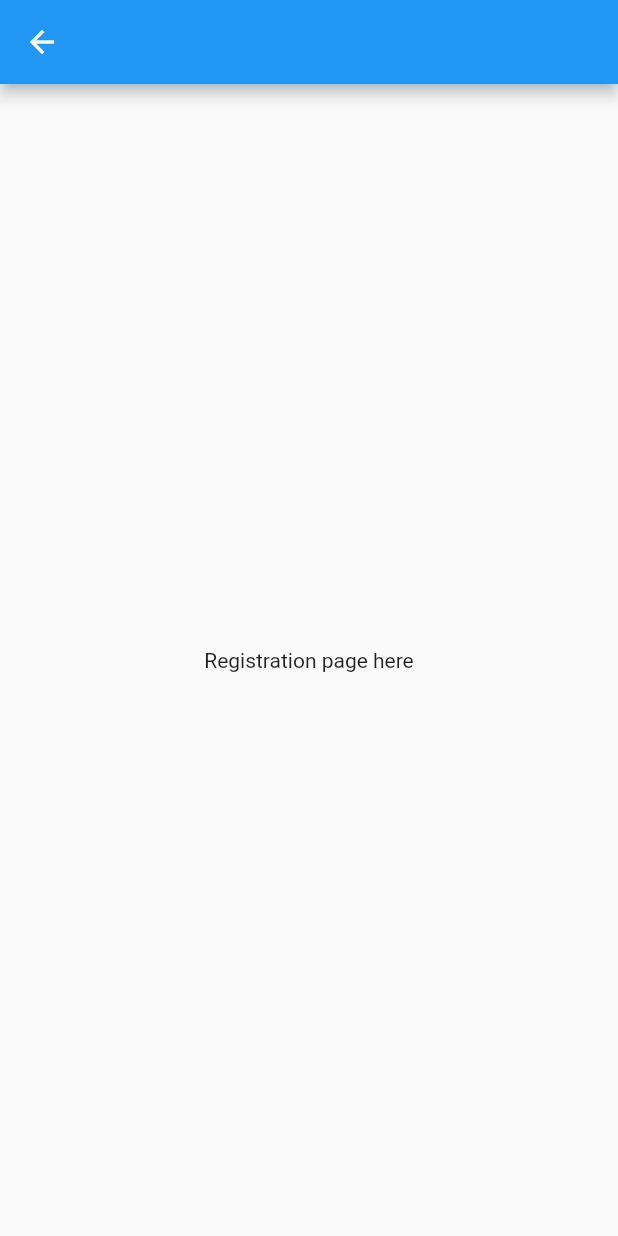
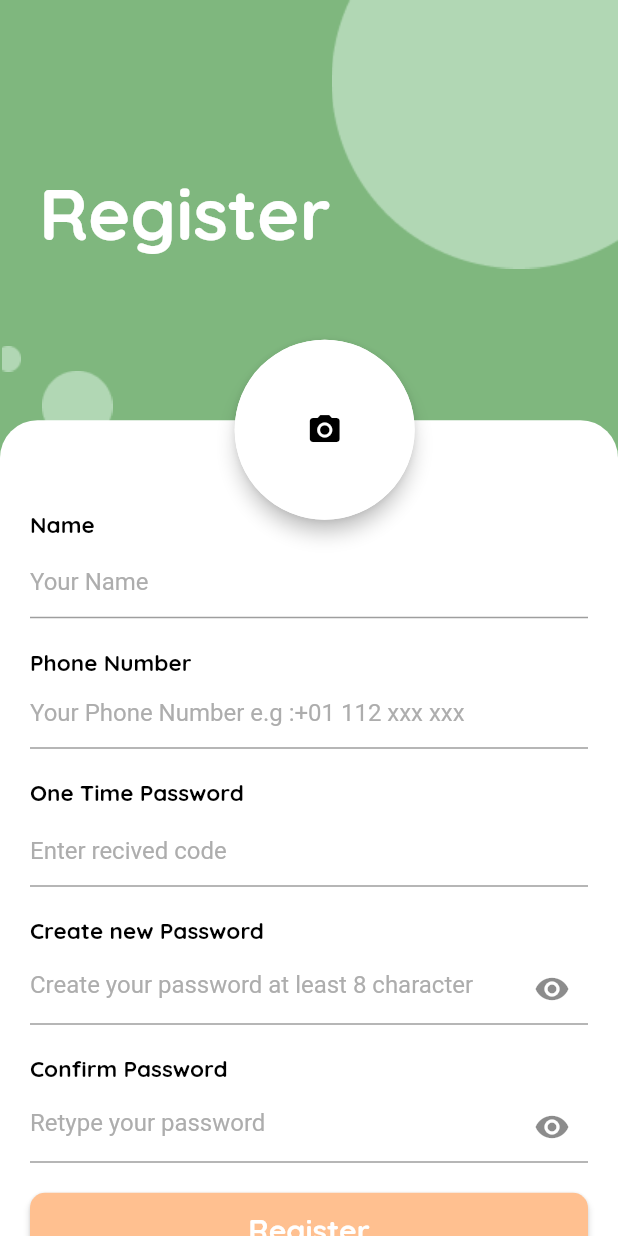
Before and after one commit to mohsinalijoyia4/myscreens, a Flutter app: the RegisterPage screen opened directly, on a phone screen of 412 x 824 dp. Run offline on Flutter 3.47's test engine with Material 2 defaults, Android fonts, the phone set to English and light mode, and no system bars.

Commit message:
register page is completed

```diff
--- a/lib/main.dart
+++ b/lib/main.dart
@@ -1,7 +1,6 @@
 import 'package:flutter/material.dart';
-import 'package:mylogin/widget/loginscreen.dart';
+import 'package:mylogin/screens/registerscreen.dart';
 
-import 'utilities/color.dart';
 
 void main() {
   runApp(const MyApp());
@@ -14,7 +13,7 @@ class MyApp extends StatelessWidget {
     return const MaterialApp(
       debugShowCheckedModeBanner: false,
       title: 'Login ',
-      home: MyHomePage(),
+      home: RegisterPage(),
     );
   }
 }
--- a/lib/widget/loginscreen.dart
+++ b/lib/screens/loginscreen.dart
@@ -1,16 +1,16 @@
 import 'package:flutter/material.dart';
 import 'package:mylogin/utilities/color.dart';
 import 'package:mylogin/utilities/sizes.dart';
-import 'package:mylogin/widget/registerscreen.dart';
+import 'package:mylogin/screens/registerscreen.dart';
 
-class MyHomePage extends StatefulWidget {
-  const MyHomePage({super.key});
+class LoginPage extends StatefulWidget {
+  const LoginPage({super.key});
 
   @override
-  State<MyHomePage> createState() => _MyHomePageState();
+  State<LoginPage> createState() => _LoginPageState();
 }
 
-class _MyHomePageState extends State<MyHomePage> {
+class _LoginPageState extends State<LoginPage> {
   @override
   Widget build(BuildContext context) {
     return Scaffold(
@@ -86,14 +86,14 @@ Widget mainbody(context) {
                   SizedBox(
                     height: 50,
                     width: screenwidth - AppSizes.fifty,
-                    child: loginButton(),
+                    child: register_button(),
                   ),
                   //Don't have an account yet? text and Register  button Row
 
                   Row(
                     mainAxisAlignment: MainAxisAlignment.center,
                     children: [
-                      Text(
+                      const Text(
                         "Don't have an account yet? ",
                         style: TextStyle(
                           color: Colors.black,
@@ -131,12 +131,9 @@ Widget mainbody(context) {
 Widget register(context) {
   return TextButton(
     onPressed: (() {
-      Navigator.push(
-        context,
-        MaterialPageRoute(builder: ((context) {
-          return RegisterPage();
-        }))
-          );
+      Navigator.push(context, MaterialPageRoute(builder: ((context) {
+        return RegisterPage();
+      })));
     }),
     child: Text(
       "Register here",
@@ -148,8 +145,8 @@ Widget register(context) {
   );
 }
 
-//LoginButton Function
-Widget loginButton() {
+//register_button Function
+Widget register_button() {
   return ElevatedButton(
     onPressed: (() {}),
     child: Text(
--- /dev/null
+++ b/lib/screens/registerscreen.dart
@@ -0,0 +1,318 @@
+import 'package:flutter/material.dart';
+import 'package:mylogin/utilities/color.dart';
+import 'package:mylogin/utilities/sizes.dart';
+
+class RegisterPage extends StatefulWidget {
+  const RegisterPage({super.key});
+
+  @override
+  State<RegisterPage> createState() => _RegisterPageState();
+}
+
+class _RegisterPageState extends State<RegisterPage> {
+  @override
+  Widget build(BuildContext context) {
+    double screenheight = MediaQuery.of(context).size.height;
+    double screenwidth = MediaQuery.of(context).size.width;
+    return Scaffold(
+      // appBar: AppBar(backgroundColor: Colors.blue),
+      body: SingleChildScrollView(
+          child: Stack(
+        children: [
+          //first rectangular image in background
+
+          Positioned(
+            child: Container(
+              width: screenwidth,
+              height: screenheight + (screenheight / 5.5 - 20),
+              color: Color(0xFF7FB77E),
+            ),
+          ),
+          // Register text on stack
+          Positioned(
+            left: 26,
+            top: 112,
+            child: Text(
+              "Register",
+              style: TextStyle(
+                color: Colors.white,
+                fontWeight: FontWeight.w700,
+                fontFamily: "Quicksand",
+                fontSize: 48,
+              ),
+            ),
+          ),
+          //top right ellipse
+          Positioned(
+            top: 0,
+            right: 0,
+            child: Image.asset(
+              "assets/images/ellipse3934.png",
+              // height: 250,
+              // width: 250,
+            ),
+          ),
+
+          Positioned(
+              left: 28,
+              top: screenheight * 0.30,
+              child: Image.asset("assets/images/Ellipse 3936register.png")),
+          Positioned(
+              left: 1,
+              top: screenheight * 0.28,
+              child: Image.asset("assets/images/Ellipse5 register.png")),
+          //textfield container
+          Positioned(
+            top: screenheight * 0.34,
+            // height: screenheight-(screenheight/2),
+            // bottom: s,
+            child: Container(
+              height: 700,
+              width: screenwidth,
+              decoration: const BoxDecoration(
+                  color: Colors.white,
+                  borderRadius: BorderRadius.only(
+                      topLeft: Radius.circular(25),
+                      topRight: Radius.circular(25))),
+              child: Padding(
+                padding: const EdgeInsets.only(left: 20, right: 20),
+                child: textfield(),
+              ),
+            ),
+          ),
+          circuleravatar(context)
+        ],
+      )),
+    );
+  }
+}
+
+class textfield extends StatefulWidget {
+  const textfield({super.key});
+
+  @override
+  State<textfield> createState() => _textfieldState();
+}
+
+class _textfieldState extends State<textfield> {
+  bool _obsecure = true;
+  bool _obsecure1 = true;
+
+  @override
+  Widget build(BuildContext context) {
+    return Column(
+      crossAxisAlignment: CrossAxisAlignment.start,
+      children: [
+        SizedBox(
+          height: 60,
+        ),
+        Padding(
+          padding: const EdgeInsets.only(bottom: 5),
+          child: Text(
+            "Name ",
+            style: TextStyle(
+                fontFamily: "Quicksand",
+                color: Colors.black,
+                fontSize: 15,
+                fontWeight: FontWeight.w700),
+          ),
+        ),
+        TextFormField(
+          decoration: InputDecoration(
+              hintText: "Your Name ",
+              hintStyle: TextStyle(color: Color(0xFFADADAD))
+              // enabledBorder: OutlineInputBorder(
+              //     borderSide: BorderSide(color: Colors.black))
+              ),
+        ),
+        Padding(
+          padding: const EdgeInsets.only(
+            top: 20,
+          ),
+          child: Text(
+            "Phone Number ",
+            style: TextStyle(
+                color: Colors.black,
+                fontFamily: "Quicksand",
+                fontSize: 15,
+                fontWeight: FontWeight.w700),
+          ),
+        ),
+        TextFormField(
+          decoration: InputDecoration(
+              hintText: "Your Phone Number e.g :+01 112 xxx xxx",
+              hintStyle: TextStyle(color: Color(0xFFADADAD))
+              // enabledBorder: OutlineInputBorder(
+              //     borderSide: BorderSide(color: Colors.black))
+              ),
+        ),
+        Padding(
+          padding: const EdgeInsets.only(top: 20, bottom: 5),
+          child: Text(
+            "One Time Password ",
+            style: TextStyle(
+                fontFamily: "Quicksand",
+                color: Colors.black,
+                fontSize: 15,
+                fontWeight: FontWeight.w700),
+          ),
+        ),
+        TextFormField(
+          decoration: InputDecoration(
+              hintText: "Enter recived code",
+              hintStyle: TextStyle(color: Color(0xFFADADAD))
+              // enabledBorder: OutlineInputBorder(
+              //     borderSide: BorderSide(color: Colors.black))
+              ),
+        ),
+        Padding(
+          padding: const EdgeInsets.only(top: 20, bottom: 5),
+          child: Text(
+            "Create new Password ",
+            style: TextStyle(
+                fontFamily: "Quicksand",
+                color: Colors.black,
+                fontSize: 15,
+                fontWeight: FontWeight.w700),
+          ),
+        ),
+        TextFormField(
+          obscureText: _obsecure1,
+          decoration: InputDecoration(
+              suffixIcon: GestureDetector(
+                  onTap: () {
+                    setState(() {
+                      _obsecure1 = !_obsecure1;
+                    });
+                  },
+                  child: Icon(
+                      _obsecure1 ? Icons.visibility : Icons.visibility_off)),
+              hintText: "Create your password at least 8 character",
+              hintStyle: TextStyle(color: Color(0xFFADADAD))
+              // enabledBorder: OutlineInputBorder(
+              //     borderSide: BorderSide(color: Colors.black))
+              ),
+        ),
+        Padding(
+          padding: const EdgeInsets.only(top: 20, bottom: 5),
+          child: Text(
+            "Confirm Password ",
+            style: TextStyle(
+                fontFamily: "Quicksand",
+                color: Colors.black,
+                fontSize: 15,
+                fontWeight: FontWeight.w700),
+          ),
+        ),
+        TextFormField(
+          obscureText: _obsecure,
+          decoration: InputDecoration(
+              suffixIcon: GestureDetector(
+                  onTap: () {
+                    setState(() {
+                      _obsecure = !_obsecure;
+                    });
+                  },
+                  child: Icon(
+                      _obsecure ? Icons.visibility : Icons.visibility_off)),
+              hintText: "Retype your password ",
+              hintStyle: TextStyle(color: Color(0xFFADADAD))
+              // enabledBorder: OutlineInputBorder(
+              //     borderSide: BorderSide(color: Colors.black))
+              ),
+        ),
+        SizedBox(
+          height: 20,
+        ),
+        register_button(),
+        Row(
+          mainAxisAlignment: MainAxisAlignment.center,
+          children: [
+            Text(
+              "Already have an account? ",
+              style: TextStyle(
+                fontFamily: "Quicksand",
+                fontWeight: FontWeight.w600,
+                fontSize: 12,
+              ),
+            ),
+            TextButton(
+                onPressed: (() {}),
+                child: Text(
+                  "Login here",
+                  style: TextStyle(
+                    color: Color(0xFF0000FF),
+                  ),
+                ))
+          ],
+        ),
+        SizedBox(
+          height: 30,
+        ),
+        Row(mainAxisAlignment: MainAxisAlignment.end, children: [
+          TextButton(
+              onPressed: (() {}),
+              child: Text(
+                "Help",
+                style: TextStyle(color: Color(0xFF0000FF)),
+              )),
+        ]),
+      ],
+    );
+  }
+}
+
+// Widget textformfields(context) {
+//
+
+//   return ;
+// }
+
+//circuler avatar function
+Widget circuleravatar(context) {
+  double screenheight = MediaQuery.of(context).size.height;
+  double screenwidth = MediaQuery.of(context).size.width;
+  return Positioned(
+      top: screenheight * 0.27,
+      left: (screenwidth * 0.37),
+      child: Card(
+        elevation: 5,
+        shape: RoundedRectangleBorder(borderRadius: BorderRadius.circular(70)),
+        child: CircleAvatar(
+          // backgroundImage: Icons.camera,
+          backgroundColor: Colors.white,
+          child: Icon(
+            Icons.camera_alt,
+            color: Colors.black,
+          ),
+          radius: 60,
+          // width: 20,
+          // height: 20,
+        ),
+      ));
+}
+
+//Register button
+Widget register_button() {
+  return ElevatedButton(
+    onPressed: (() {}),
+    child: Container(
+      width: 350,
+      height: 50,
+      child: Center(
+        child: Text(
+          "Register",
+          style: TextStyle(
+            color: Colors.white,
+            fontFamily: 'Quicksand',
+            fontSize: AppSizes.fontsize,
+            fontWeight: FontWeight.w700,
+          ),
+        ),
+      ),
+    ),
+    style: ElevatedButton.styleFrom(
+        shape: RoundedRectangleBorder(borderRadius: BorderRadius.circular(10)),
+        backgroundColor: AppColors.maincolor),
+  );
+}
--- a/lib/widget/registerscreen.dart
+++ /dev/null
@@ -1,18 +0,0 @@
-import 'package:flutter/material.dart';
-
-class RegisterPage extends StatefulWidget {
-  const RegisterPage({super.key});
-
-  @override
-  State<RegisterPage> createState() => _RegisterPageState();
-}
-
-class _RegisterPageState extends State<RegisterPage> {
-  @override
-  Widget build(BuildContext context) {
-    return Scaffold(
-      appBar: AppBar(backgroundColor: Colors.blue),
-      body: SafeArea(child: Center(child: Text("Registration page here"))),
-    );
-  }
-}
```
Also changed, not shown: assets/images/Ellipse 3936register.png (added), assets/images/Ellipse5 register.png (added), assets/images/ellipse3934.png (added), assets/images/rectangle.png (added), 1 other file.
